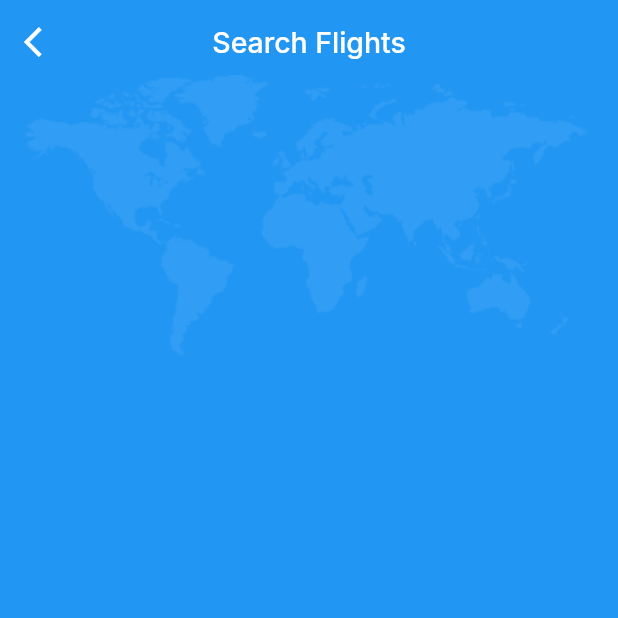
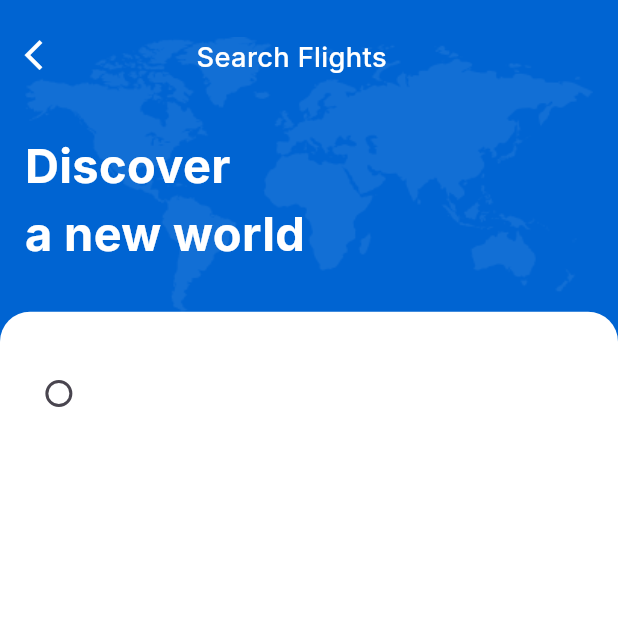
Before and after one commit to DhanashreeC2W/Ticket_Booking_App, a Flutter app: the HomeScreen screen opened directly, on a phone screen of 412 x 824 dp, the top half of it. Run offline on Flutter 3.47's test engine with Material 3 defaults, Android fonts, the phone set to English and light mode, and no system bars; our stand-ins replace flutter_otp_text_field, get, google_fonts, smooth_page_indicator; missing offline and left inert: bulleted_list.

Commit message:
"commit"

```diff
--- a/lib/main.dart
+++ b/lib/main.dart
@@ -2,6 +2,7 @@ import 'package:flutter/material.dart';
 import 'package:get/get.dart';
 import 'package:ticket_booking_app/view/Screens/Account%20Screen/account_screen.dart';
 import 'package:ticket_booking_app/view/Screens/Delete%20Account%20Screen/delete_account.dart';
+import 'package:ticket_booking_app/view/Screens/Home%20Screen/home_screen.dart';
 void main() {
   runApp(const MainApp());
 }
@@ -13,7 +14,7 @@ class MainApp extends StatelessWidget {
   Widget build(BuildContext context) {
     return const GetMaterialApp(
       debugShowCheckedModeBanner: false,
-      home: DeleteAccount(),
+      home: HomeScreen(),
     );
   }
 }
--- a/lib/view/Screens/Delete Account Screen/Widget/checkbox_with_button_widget.dart
+++ b/lib/view/Screens/Delete Account Screen/Widget/checkbox_with_button_widget.dart
@@ -17,6 +17,7 @@ class _CheckboxWithButtonWidgetState extends State<CheckboxWithButtonWidget> {
     if (isChecked == false) {
       return Colors.transparent;
     } else {
+      isChecked = true;
       return Colors.blue;
     }
   }
@@ -27,7 +28,7 @@ class _CheckboxWithButtonWidgetState extends State<CheckboxWithButtonWidget> {
     final deviceWidth = MediaQuery.sizeOf(context).width;
     log("${deviceHeight * 0.018}");
     return Column(
-      mainAxisAlignment: MainAxisAlignment.spaceEvenly,
+      mainAxisAlignment: MainAxisAlignment.spaceBetween,
       children: [
         Row(
           children: [
@@ -42,7 +43,7 @@ class _CheckboxWithButtonWidgetState extends State<CheckboxWithButtonWidget> {
             ),
             SizedBox(
                 width: deviceWidth * 0.622,
-                height: deviceHeight * 0.045,
+                height: deviceHeight * 0.048,
                 child: Text(
                   "I understand and accept all the above risks regarding my acount deletion.",
                   style: GoogleFonts.inter(
@@ -53,22 +54,25 @@ class _CheckboxWithButtonWidgetState extends State<CheckboxWithButtonWidget> {
                 )),
           ],
         ),
+        const SizedBox(height: 20,),
         Container(
             alignment: Alignment.center,
             height: deviceHeight * 0.053,
-      width:  deviceWidth,
+            width: deviceWidth,
             decoration: BoxDecoration(
-          color: const Color.fromRGBO(218,235,255,1), borderRadius: BorderRadius.circular(8)),
-      child:Text("Yes,Continue",
-        style:  GoogleFonts.inter(
+                color: isChecked == false
+                    ? const Color.fromRGBO(218, 235, 255, 1)
+                    : const Color.fromRGBO(0, 100, 210, 1),
+                borderRadius: BorderRadius.circular(8)),
+            child: Text(
+              "Yes,Continue",
+              style: GoogleFonts.inter(
                 fontWeight: FontWeight.w500,
                 color: const Color.fromRGBO(255, 255, 255, 1),
                 fontSize: deviceHeight * 0.018,
               ),
-      )
-    )
+            ))
       ],
     );
-
   }
 }
--- a/lib/view/Screens/Delete Account Screen/delete_account.dart
+++ b/lib/view/Screens/Delete Account Screen/delete_account.dart
@@ -15,7 +15,6 @@ class DeleteAccount extends StatefulWidget {
 }
 
 class _DeleteAccountState extends State<DeleteAccount> {
-
   @override
   Widget build(BuildContext context) {
     final deviceHeight = MediaQuery.sizeOf(context).height;
@@ -32,7 +31,7 @@ class _DeleteAccountState extends State<DeleteAccount> {
           bottom: deviceHeight * 0.02, //26
         ),
         child: Column(
-          mainAxisAlignment: MainAxisAlignment.spaceBetween,
+         mainAxisAlignment: MainAxisAlignment.spaceBetween,
           crossAxisAlignment: CrossAxisAlignment.start,
           children: [
             const BackButtonWidget(),
@@ -46,7 +45,7 @@ class _DeleteAccountState extends State<DeleteAccount> {
             ),
             Center(child: Image.asset("assets/images/delete_ac.png")),
             SizedBox(
-                width: deviceWidth * 0.49,
+                width: deviceWidth * 0.69,
                 child: Text(
                   "You sure want to delete your account?",
                   style: GoogleFonts.inter(
@@ -81,7 +80,6 @@ class _DeleteAccountState extends State<DeleteAccount> {
               ],
             ),
             const CheckboxWithButtonWidget(),
-
           ],
         ),
       ),
--- /dev/null
+++ b/lib/view/Screens/Home Screen/Widget/home_radio_button_widget.dart
@@ -0,0 +1,15 @@
+import 'package:flutter/material.dart';
+import 'package:flutter/widgets.dart';
+
+class HomeRadioButtonWidget extends StatelessWidget {
+  const HomeRadioButtonWidget({super.key});
+
+  @override
+  Widget build(BuildContext context) {
+    return Row(
+      children: [
+        Radio(value: 1, groupValue: 0, onChanged: (value){})
+      ],
+    );
+  }
+}
--- /dev/null
+++ b/lib/view/Screens/Home Screen/Widget/homescreen_container.dart
@@ -0,0 +1,44 @@
+import 'dart:developer';
+
+import 'package:flutter/foundation.dart';
+import 'package:flutter/widgets.dart';
+import 'package:ticket_booking_app/view/Screens/Home%20Screen/Widget/home_radio_button_widget.dart';
+
+class HomescreenContainer extends StatefulWidget {
+  const HomescreenContainer({super.key});
+
+  @override
+  State<HomescreenContainer> createState() => _HomescreenContainerState();
+}
+
+class _HomescreenContainerState extends State<HomescreenContainer> {
+  @override
+  Widget build(BuildContext context) {
+    final deviceWidth = MediaQuery.sizeOf(context).width;
+    final deviceHeight = MediaQuery.sizeOf(context).height;
+    log("${deviceHeight * 0.037}");
+    return Expanded(
+      child: Container(
+        height: deviceHeight,
+        width: deviceWidth,
+        decoration: const BoxDecoration(
+            color: Color.fromRGBO(255, 255, 255, 1),
+            borderRadius: BorderRadius.only(
+                topLeft: Radius.circular(20),
+                topRight: Radius.circular(20))),
+        child: Padding(
+          padding:  EdgeInsets.only(
+             top: deviceHeight * 0.037,
+              left: deviceWidth *0.037, //16
+              right: deviceWidth *0.037, //16
+          ),
+          child: Column(
+            children: [
+              HomeRadioButtonWidget()
+            ],
+          ),
+        ),
+      ),
+    );
+  }
+}
--- a/lib/view/Screens/Home Screen/home_screen.dart
+++ b/lib/view/Screens/Home Screen/home_screen.dart
@@ -2,6 +2,7 @@ import 'dart:developer';
 
 import 'package:flutter/material.dart';
 import 'package:google_fonts/google_fonts.dart';
+import './Widget/homescreen_container.dart';
 import 'package:ticket_booking_app/view/Widgets/back_button_widget.dart';
 
 class HomeScreen extends StatefulWidget {
@@ -16,50 +17,63 @@ class _HomeScreenState extends State<HomeScreen> {
   Widget build(BuildContext context) {
     final deviceWidth = MediaQuery.sizeOf(context).width;
     final deviceHeight = MediaQuery.sizeOf(context).height;
-    log("${deviceHeight * 0.023}");
+    log("${deviceHeight * 0.038}");
     return Scaffold(
-      backgroundColor: Colors.blue,
-      extendBodyBehindAppBar: true,
-      appBar: AppBar(
-        forceMaterialTransparency: true,
-        leading: const BackButtonWidget(
-          isWhiteColor: true,
-        ),
-        centerTitle: true,
-        title: Text(
-          "Search Flights",
-          style: GoogleFonts.inter(
-            fontWeight: FontWeight.w500,
-            color: const Color.fromRGBO(255, 255, 255, 1),
-            fontSize: deviceHeight * 0.023,
-          ),
-        ),
-      ),
-      body: Padding(
+        backgroundColor: Color.fromRGBO(0,100,210,1),
+        //extendBodyBehindAppBar: true,
+        body: Column(children: [
+          Padding(
             padding: EdgeInsets.only(
-          top: deviceHeight * 0,
+              top: deviceHeight * 0.03,
               left: deviceWidth * 0.04, //16
               right: deviceWidth * 0.04, //16
             ),
             child: Column(
               crossAxisAlignment: CrossAxisAlignment.start,
               children: [
-            Container(
-              height: deviceHeight,
+                SizedBox(
+                  height: deviceHeight / 4.5,
                   width: deviceWidth,
-              padding: const EdgeInsets.only(top: 50),
                   child: Stack(
                     children: [
                       Image.asset(
                         "assets/images/map.png",
                         fit: BoxFit.fill,
+                        width: deviceWidth,
+                      ),
+                      const Positioned(
+                        child: BackButtonWidget(
+                          isWhiteColor: true,
+                        ),
+                      ),
+                      Positioned(
+                          left: deviceWidth / 3.6,
+                          child: Text(
+                            "Search Flights",
+                            style: GoogleFonts.inter(
+                              color: const Color.fromRGBO(255, 255, 255, 1),
+                              fontWeight: FontWeight.w500,
+                              fontSize: deviceHeight * 0.022,
+                            ),
+                          )),
+                      Positioned(
+                          top: deviceHeight / 13,
+                          child: Text(
+                            "Discover \na new world",
+                            style: GoogleFonts.inter(
+                                fontWeight: FontWeight.w700,
+                                color: const Color.fromRGBO(255, 255, 255, 1),
+                                fontSize: deviceHeight * 0.038,
+                                ),
+                          ))
+                    ],
+                  ),
                 ),
               ],
             ),
-            )
-          ],
           ),
-      ),
-    );
+          const HomescreenContainer()
+
+        ]));
   }
 }
--- a/lib/view/Widgets/back_button_widget.dart
+++ b/lib/view/Widgets/back_button_widget.dart
@@ -1,7 +1,7 @@
 import 'package:flutter/material.dart';
 import 'package:get/get.dart';
 
-///COMMON BACK BUTTON WIDGET USED IN ALMOST ALL SCREEN
+///COMMON BACK BUTTON WIDGET USED IN ALMOST ALL SCREENS
 class BackButtonWidget extends StatelessWidget {
   final bool? isWhiteColor;
   const BackButtonWidget({super.key, this.isWhiteColor});
@@ -16,6 +16,7 @@ class BackButtonWidget extends StatelessWidget {
       },
       child: Icon(
         Icons.arrow_back_ios,
+        ///FOR FLEXIBLE COLOR
         color: isWhiteColor == true
             ? const Color.fromRGBO(255, 255, 255, 1)
             : const Color.fromRGBO(13, 22, 52, 1),
```
Also changed, not shown: lib/view/Screens/Onboarding Screen/Widget/onboarding_widget.dart (line endings or trailing spaces). Lines whose indentation alone changed are shown as unchanged.
